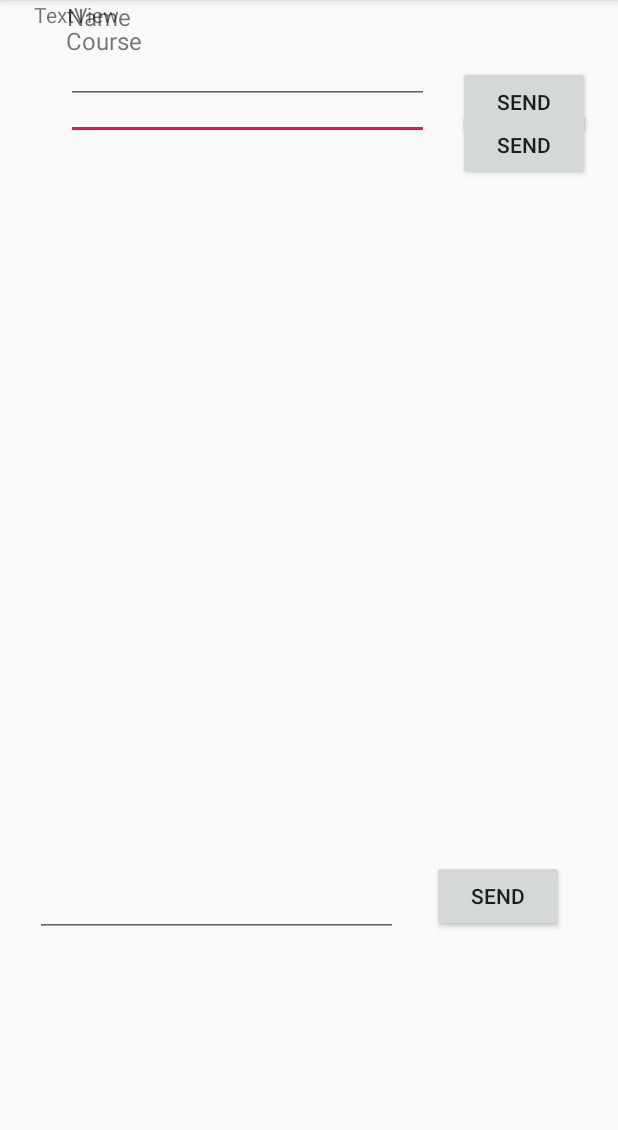
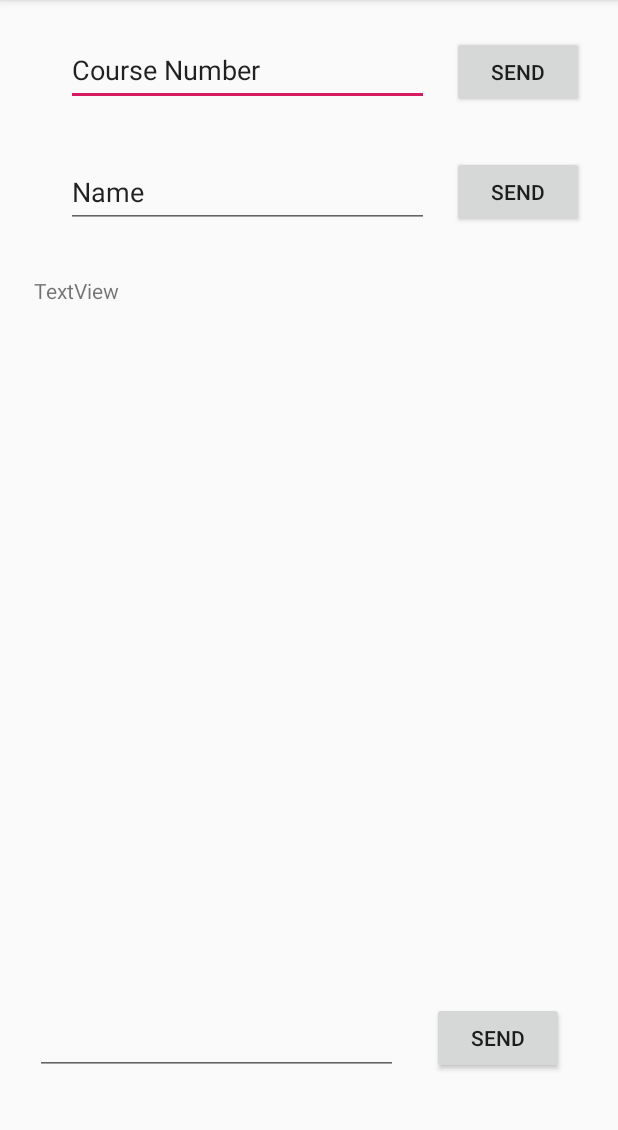
Before and after one commit to ray-fung/class-boards, an Android app: the screen it shows after launch (MainActivity), on a phone screen of 412 x 824 dp, the part 84-1214 px from its top. Run offline under Robolectric (Android 15) with nearby library versions, the light colour scheme and no system bars.

Commit message:
Created working Android example

```diff
--- a/ClassBoards/app/src/main/AndroidManifest.xml
+++ b/ClassBoards/app/src/main/AndroidManifest.xml
@@ -1,6 +1,8 @@
 <?xml version="1.0" encoding="utf-8"?>
 <manifest xmlns:android="http://schemas.android.com/apk/res/android"
     package="com.example.classboards">
+
+    <uses-permission android:name="android.permission.INTERNET"/>
 
     <application
         android:allowBackup="true"
--- a/ClassBoards/app/src/main/java/com/example/classboards/MainActivity.java
+++ b/ClassBoards/app/src/main/java/com/example/classboards/MainActivity.java
@@ -2,27 +2,54 @@ package com.example.classboards;
 
 import androidx.appcompat.app.AppCompatActivity;
 
+import android.os.AsyncTask;
 import android.os.Bundle;
 import android.util.Log;
+import android.view.View;
+import android.widget.EditText;
+import android.widget.TextView;
 
-import java.net.DatagramSocket;
+import java.io.BufferedInputStream;
+import java.io.DataInputStream;
+import java.io.InputStream;
+import java.io.PrintWriter;
 import java.net.InetAddress;
 import java.net.Socket;
+import java.nio.charset.StandardCharsets;
 
 public class MainActivity extends AppCompatActivity {
 
     private static String HOST_NAME = "attu6.cs.washington.edu";
-    private static int PORT_NUM = 12345;
-    private static Socket socket;
+    private static int PORT_NUM = 21217;
+    public static Socket socket;
+    public static EditText courseText;
+    public static String course;
+    public static EditText nameText;
+    public static EditText messageText;
 
     @Override
     protected void onCreate(Bundle savedInstanceState) {
         super.onCreate(savedInstanceState);
         setContentView(R.layout.activity_main);
-        this.socket = setup();
-        if (server == null) {
+        // socket = setup();
+        // Log.e("After setup", "SET UP");
+
+        courseText = (EditText) findViewById(R.id.course_textbox);
+        nameText = (EditText) findViewById(R.id.name_textbox);
+        messageText = (EditText) findViewById(R.id.message_textbox);
+
+        try {
+            AsyncTaskSetup temp = new AsyncTaskSetup();
+            temp.execute("hello");
+            temp.wait();
+        } catch (Exception e) {
+            e.printStackTrace();
+        }
+
+        if (socket == null) {
                 Log.e("error", "null server");
         }
+
         new Thread(new Runnable() {
             @Override
             public void run() {
@@ -32,50 +59,128 @@ public class MainActivity extends AppCompatActivity {
 
     }
 
-    public Socket setup() {
-        // Needs address and TCP port
+    public void onClassSelect(View view) {
+        String course = courseText.getText().toString();
+        String msg = "refresh: " + course;
 
-        // We already know the IP address of ATTU6 but we can use another way
-        //String ip_address = "128.208.1.135";
+        AsyncTaskCourse temp = new AsyncTaskCourse();
+        temp.execute(msg);
+    }
+
+    public void onMessageSend(View view) {
+        Log.e("Message Send", "Pressed");
+        String msg = messageText.getText().toString();
+        String name = nameText.getText().toString();
+        String signed_msg = name + ": " + msg;
+
+        AsyncTaskSend temp = new AsyncTaskSend();
+        temp.execute(signed_msg);
+    }
+
+    public void receivingThread() {
+        while (true) {
+            try {
+                if (socket != null) {
+                    InputStream in = new DataInputStream(new BufferedInputStream(socket.getInputStream()));
+                    byte[] buffer = new byte[8192]; // or 4096, or more
+                    in.read(buffer);
+                    String chat_text = new String(buffer, StandardCharsets.UTF_8);
+                    TextView chatbox = (TextView) findViewById(R.id.textView2);
+                    chatbox.setText(chat_text);
+                }
+            } catch (Exception e) {
+                e.printStackTrace();
+            }
+        }
+    }
+
+    private static class AsyncTaskSetup extends AsyncTask<String, String, Socket> {
+        @Override
+        protected Socket doInBackground(String... strings) {
             try {
                 InetAddress ip_address = InetAddress.getByName(HOST_NAME);
-            Socket server = new Socket(ip_address, PORT_NUM);
-            return server;
+                return new Socket(ip_address, PORT_NUM);
             } catch (Exception E) {
                 // Do something
                 E.printStackTrace();
+                Log.e("this is the problem1", E.getMessage() + "");
+                Log.e("Setup1", E.getLocalizedMessage() + "");
                 return null;
             }
         }
 
-    public void onClassSelect() {
-        Button courseButton = (Button) findViewById(r.id.course_textbox);
-        String course = courseButton.getText().toString();
-        String msg = "update: " + course;
-        OutputStream out = new DataOutputStream(new BufferedOutputStream(this.socket.getOutputStream()));
-        out.write(msg);
+        @Override
+        protected void onPostExecute(Socket socket1) {
+            super.onPostExecute(socket);
+            socket = socket1;
+            Log.e("onpostExecute", "Past post execute");
+        }
     }
 
-    public void onMessageSend() {
-        Button messageButton = (Button) findViewById(r.id.message_textbox);
-        String msg = messageButton.getText().toString();
-        Button nameButton = (Button) findViewById(r.id.name_textboox);
-        String name = nameButton.getText().toString();
-        String signed_msg = name + ": " + msg;
-        OutputStream out = new DataOutputStream(new BufferedOutputStream(this.socket.getOutputStream()));
-        out.write(signed_msg);
+    private static class AsyncTaskCourse extends AsyncTask<String, String, String> {
+        @Override
+        protected String doInBackground(String... strings) {
+            try {
+                Log.e("Class Select", "Pressed");
+                if (socket == null) {
+                    Log.e("Class Select", "Socket is null still");
+                }
+                try {
+                    String msg = strings[0];
+                    PrintWriter out1 = new PrintWriter(socket.getOutputStream(), true);
+                    out1.println(msg);
+                    Log.e("Sent message", msg);
+                    return msg;
+                } catch (Exception e) {
+                    //Log.e("OnClassSelect", e.getMessage());
+                    e.printStackTrace();
+                }
+            } catch (Exception E) {
+                // Do something
+                E.printStackTrace();
+                Log.e("this is the problem1", E.getMessage() + "");
+                Log.e("Setup1", E.getLocalizedMessage() + "");
+                return null;
+            }
+            return "";
+        }
     }
 
-    public void receivingThread() {
-        InputStream in = new DataInputStream(new BufferedInputStream(this.socket.getInputStream()));
-        while (true) {
-            byte[] buffer = new byte[8192]; // or 4096, or more
-            in.read(buffer);
-            String chat_text = new String(buffer, "UTF-8");
-            TextView chatbox = (TextView) findViewById(r.id.textView2);
-            chatbox.setText(chat_text);
+    private static class AsyncTaskSend extends AsyncTask<String, String, String> {
+        @Override
+        protected String doInBackground(String... strings) {
+            try {
+                Log.e("Class Select", "Pressed");
+                if (socket == null) {
+                    Log.e("Class Select", "Socket is null still");
+                }
+                try {
+                    Log.e("Message Send", "Pressed");
+                    String signed_msg = strings[0];
+                    try {
+                        PrintWriter out1 = new PrintWriter(socket.getOutputStream(), true);
+                        out1.println(signed_msg);
+                    } catch (Exception e) {
+                        e.printStackTrace();
+                    }
+                } catch (Exception e) {
+                    //Log.e("OnClassSelect", e.getMessage());
+                    e.printStackTrace();
+                }
+            } catch (Exception E) {
+                // Do something
+                E.printStackTrace();
+                Log.e("this is the problem2", E.getMessage() + "");
+                Log.e("Setup2", E.getLocalizedMessage() + "");
+                return null;
+            }
+            return "";
         }
 
+        @Override
+        protected void onPostExecute(String s1) {
+            super.onPostExecute(s1);
+            messageText.setText("");
         }
-
     }
+}
--- a/ClassBoards/app/src/main/res/layout/activity_main.xml
+++ b/ClassBoards/app/src/main/res/layout/activity_main.xml
@@ -7,13 +7,14 @@
     tools:context=".MainActivity">
 
     <Button
-        android:id="@+id/button2"
+        android:id="@+id/message_button"
         android:layout_width="wrap_content"
         android:layout_height="wrap_content"
         android:layout_marginTop="8dp"
         android:layout_marginEnd="36dp"
         android:layout_marginBottom="8dp"
         android:text="Send"
+        android:onClick="onMessageSend"
         app:layout_constraintBottom_toBottomOf="parent"
         app:layout_constraintEnd_toEndOf="parent"
         app:layout_constraintTop_toBottomOf="@+id/textView2"
@@ -24,11 +25,13 @@
         android:layout_width="367dp"
         android:layout_height="434dp"
         android:layout_marginStart="8dp"
+        android:layout_marginTop="184dp"
         android:layout_marginEnd="8dp"
+        android:scrollbars="vertical"
         android:text="TextView"
         app:layout_constraintEnd_toEndOf="parent"
         app:layout_constraintStart_toStartOf="parent"
-        tools:layout_editor_absoluteY="192dp" />
+        app:layout_constraintTop_toTopOf="parent" />
 
     <EditText
         android:id="@+id/course_textbox"
@@ -36,22 +39,25 @@
         android:layout_height="47dp"
         android:layout_marginStart="44dp"
         android:layout_marginTop="8dp"
-        android:layout_marginBottom="8dp"
+        android:layout_marginBottom="24dp"
+        android:text="Course Number"
         app:layout_constraintBottom_toTopOf="@+id/name_textbox"
         app:layout_constraintStart_toStartOf="parent"
-        app:layout_constraintTop_toBottomOf="@+id/textView3"
-        app:layout_constraintVertical_bias="0.0" />
+        app:layout_constraintTop_toTopOf="parent"
+        app:layout_constraintVertical_bias="0.611" />
 
     <EditText
         android:id="@+id/name_textbox"
         android:layout_width="242dp"
         android:layout_height="47dp"
         android:layout_marginStart="44dp"
+        android:layout_marginTop="8dp"
         android:layout_marginBottom="8dp"
+        android:text="Name"
         app:layout_constraintBottom_toTopOf="@+id/textView2"
         app:layout_constraintStart_toStartOf="parent"
-        app:layout_constraintTop_toBottomOf="@+id/textView4"
-        app:layout_constraintVertical_bias="0.0" />
+        app:layout_constraintTop_toTopOf="parent"
+        app:layout_constraintVertical_bias="0.801" />
 
     <EditText
         android:id="@+id/message_textbox"
@@ -62,13 +68,13 @@
         android:layout_marginEnd="8dp"
         android:layout_marginBottom="8dp"
         app:layout_constraintBottom_toBottomOf="parent"
-        app:layout_constraintEnd_toStartOf="@+id/button2"
+        app:layout_constraintEnd_toStartOf="@+id/message_button"
         app:layout_constraintStart_toStartOf="parent"
         app:layout_constraintTop_toBottomOf="@+id/textView2" />
 
 
     <Button
-        android:id="@+id/button"
+        android:id="@+id/name_button"
         android:layout_width="wrap_content"
         android:layout_height="wrap_content"
         android:layout_marginStart="8dp"
@@ -78,49 +84,22 @@
         android:text="Send"
         app:layout_constraintBottom_toTopOf="@+id/textView2"
         app:layout_constraintEnd_toEndOf="parent"
-        app:layout_constraintHorizontal_bias="0.523"
+        app:layout_constraintHorizontal_bias="0.333"
         app:layout_constraintStart_toEndOf="@+id/name_textbox"
-        app:layout_constraintTop_toBottomOf="@+id/button3"
-        app:layout_constraintVertical_bias="0.177" />
+        app:layout_constraintTop_toBottomOf="@+id/course_button" />
 
     <Button
-        android:id="@+id/button3"
+        android:id="@+id/course_button"
         android:layout_width="wrap_content"
         android:layout_height="wrap_content"
         android:layout_marginStart="8dp"
-        android:layout_marginTop="44dp"
+        android:layout_marginTop="24dp"
         android:layout_marginEnd="8dp"
+        android:onClick="onClassSelect"
         android:text="Send"
         app:layout_constraintEnd_toEndOf="parent"
-        app:layout_constraintHorizontal_bias="0.523"
+        app:layout_constraintHorizontal_bias="0.333"
         app:layout_constraintStart_toEndOf="@+id/course_textbox"
         app:layout_constraintTop_toTopOf="parent" />
 
-    <TextView
-        android:id="@+id/textView3"
-        android:layout_width="130dp"
-        android:layout_height="22dp"
-        android:layout_marginStart="44dp"
-        android:layout_marginTop="16dp"
-        android:layout_marginEnd="8dp"
-        android:text="Course"
-        android:textSize="16dp"
-        app:layout_constraintEnd_toEndOf="parent"
-        app:layout_constraintHorizontal_bias="0.0"
-        app:layout_constraintStart_toStartOf="parent"
-        app:layout_constraintTop_toTopOf="parent" />
-
-    <TextView
-        android:id="@+id/textView4"
-        android:layout_width="130dp"
-        android:layout_height="22dp"
-        android:layout_marginStart="8dp"
-        android:layout_marginEnd="236dp"
-        android:text="Name"
-        android:textSize="16dp"
-        app:layout_constraintEnd_toEndOf="parent"
-        app:layout_constraintHorizontal_bias="0.97"
-        app:layout_constraintStart_toStartOf="parent"
-        tools:layout_editor_absoluteY="93dp" />
-
 </androidx.constraintlayout.widget.ConstraintLayout>
```
Lines whose indentation alone changed are shown as unchanged.
